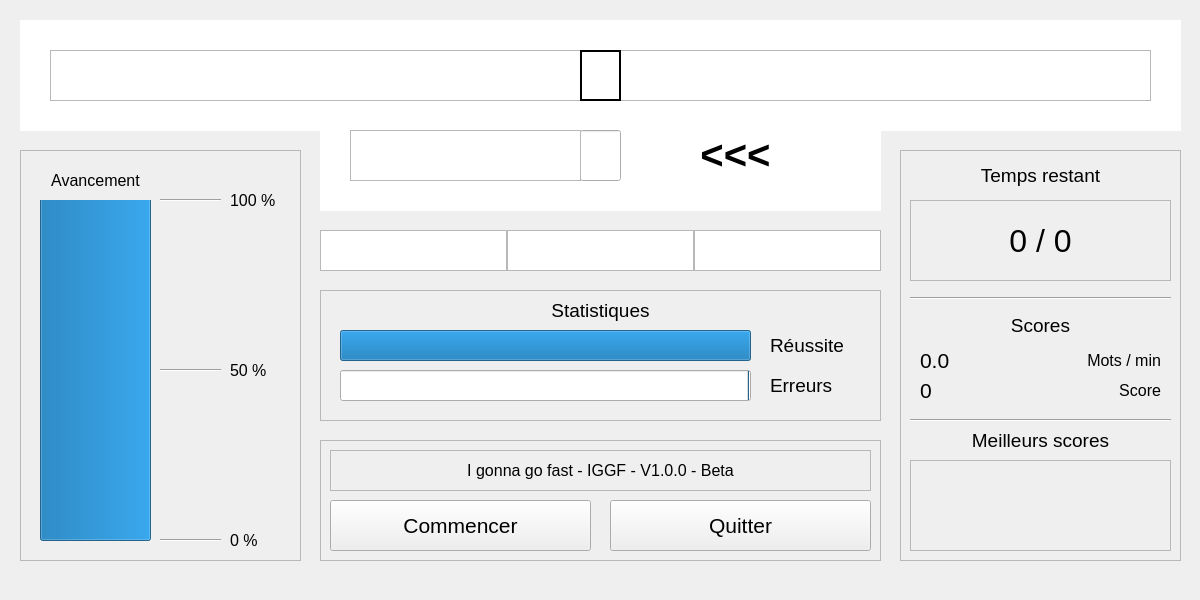
Qt form code/qt/Module/module.ui (tbagrel1/i_gotta_go_fast-client) before a commit.
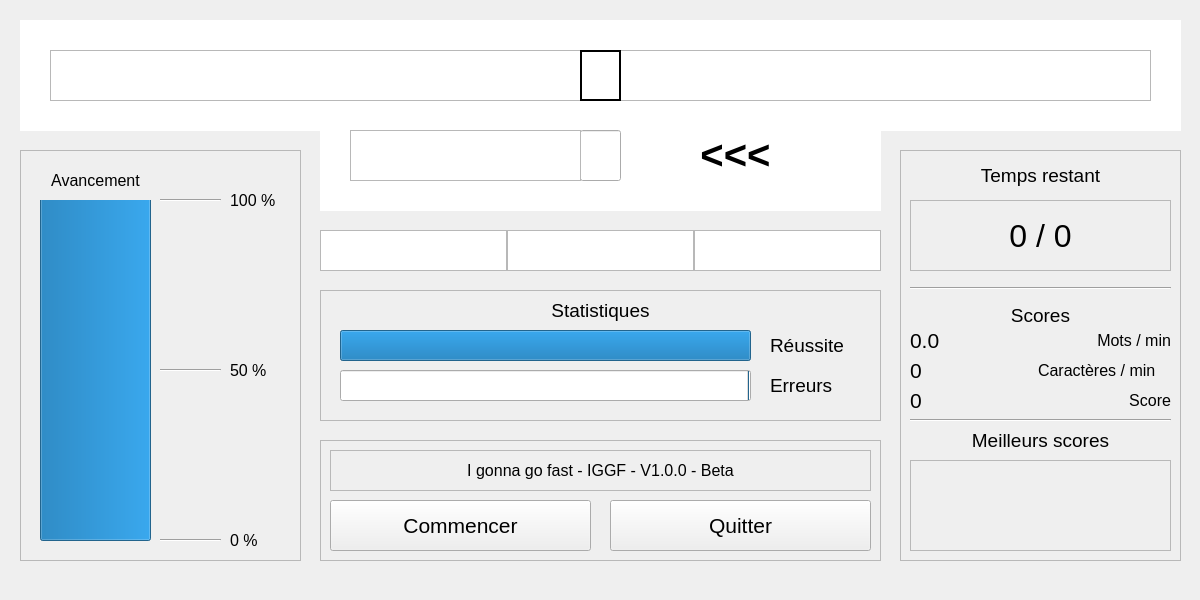
The same form after that commit.

Commit message: En cours... (transfert entre mes deux PC)

Patch:
```diff
--- a/code/qt/Module/module.ui
+++ b/code/qt/Module/module.ui
@@ -232,7 +232,7 @@
        <x>10</x>
        <y>50</y>
        <width>261</width>
-       <height>81</height>
+       <height>71</height>
       </rect>
      </property>
      <property name="font">
@@ -253,8 +253,8 @@
     <widget class="QLabel" name="LabelSMots">
      <property name="geometry">
       <rect>
-       <x>170</x>
-       <y>200</y>
+       <x>180</x>
+       <y>180</y>
        <width>91</width>
        <height>21</height>
       </rect>
@@ -275,7 +275,7 @@
      <property name="geometry">
       <rect>
        <x>10</x>
-       <y>140</y>
+       <y>130</y>
        <width>261</width>
        <height>16</height>
       </rect>
@@ -287,8 +287,8 @@
     <widget class="QLabel" name="LabelSMotsV">
      <property name="geometry">
       <rect>
-       <x>20</x>
-       <y>200</y>
+       <x>10</x>
+       <y>180</y>
        <width>151</width>
        <height>21</height>
       </rect>
@@ -305,8 +305,8 @@
     <widget class="QLabel" name="LabelScore">
      <property name="geometry">
       <rect>
-       <x>190</x>
-       <y>230</y>
+       <x>200</x>
+       <y>240</y>
        <width>71</width>
        <height>21</height>
       </rect>
@@ -326,8 +326,8 @@
     <widget class="QLabel" name="LabelScoreV">
      <property name="geometry">
       <rect>
-       <x>20</x>
-       <y>230</y>
+       <x>10</x>
+       <y>240</y>
        <width>151</width>
        <height>21</height>
       </rect>
@@ -381,7 +381,7 @@
      <property name="geometry">
       <rect>
        <x>10</x>
-       <y>160</y>
+       <y>150</y>
        <width>261</width>
        <height>31</height>
       </rect>
@@ -419,6 +419,42 @@
       <set>Qt::AlignCenter</set>
      </property>
     </widget>
+    <widget class="QLabel" name="LabelCarMinV">
+     <property name="geometry">
+      <rect>
+       <x>10</x>
+       <y>210</y>
+       <width>59</width>
+       <height>21</height>
+      </rect>
+     </property>
+     <property name="font">
+      <font>
+       <pointsize>16</pointsize>
+      </font>
+     </property>
+     <property name="text">
+      <string>0</string>
+     </property>
+    </widget>
+    <widget class="QLabel" name="LabelCarMin">
+     <property name="geometry">
+      <rect>
+       <x>138</x>
+       <y>210</y>
+       <width>131</width>
+       <height>21</height>
+      </rect>
+     </property>
+     <property name="font">
+      <font>
+       <pointsize>12</pointsize>
+      </font>
+     </property>
+     <property name="text">
+      <string>Caractères / min</string>
+     </property>
+    </widget>
    </widget>
    <widget class="QGraphicsView" name="SFrame1Saisie">
     <property name="geometry">
```
Left out of the diff: 4 changed lines with no effect on the pictures. The commit also changes 1 other file.
